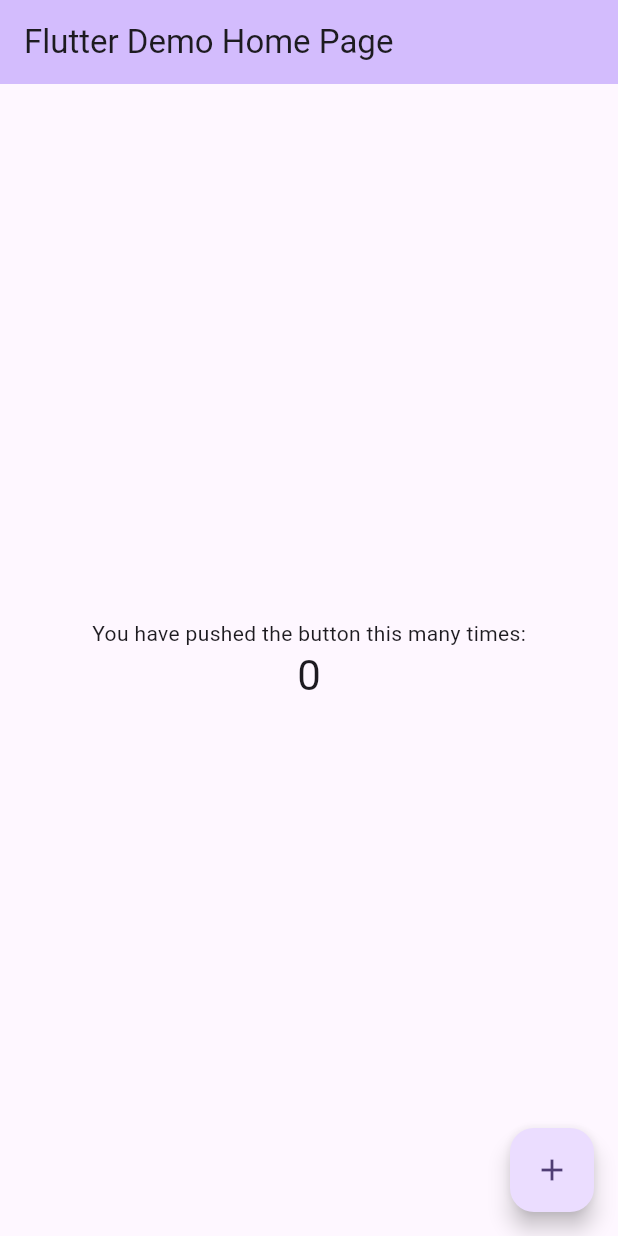
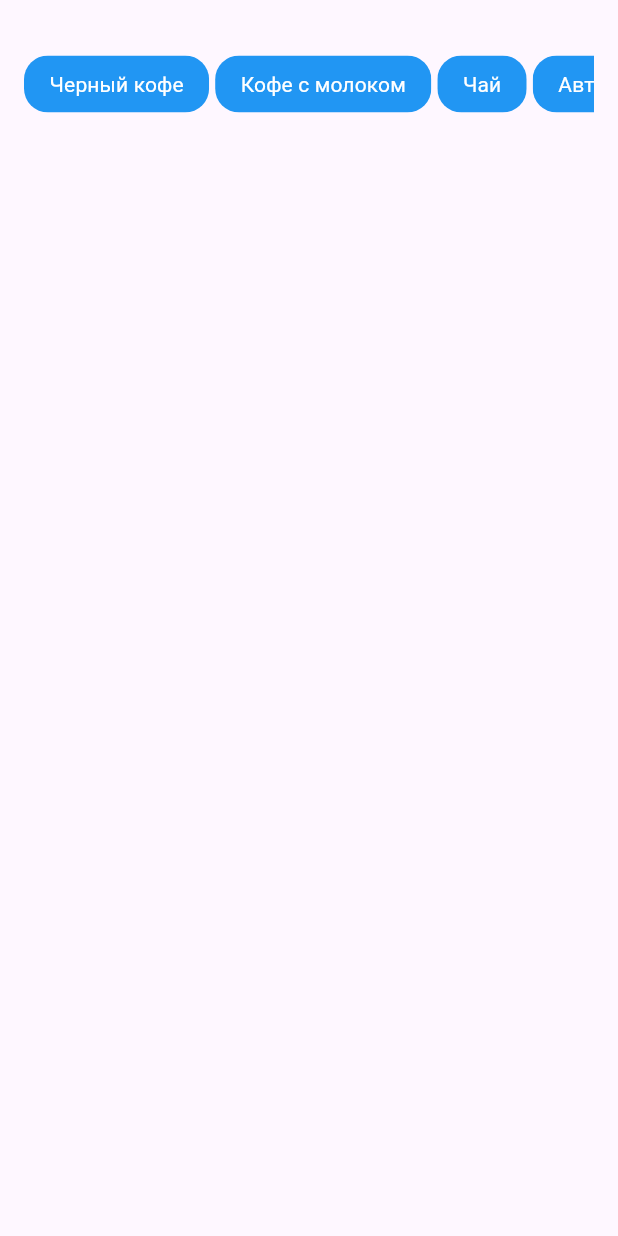
Before and after one commit to Antonmitkow/coffee_app, a Flutter app: the screen it shows after launch, on a phone screen of 412 x 824 dp. Run offline on Flutter 3.47's test engine with Material 3 defaults, Android fonts, the phone set to English and light mode, and no system bars.

Commit message:
create category widget

```diff
--- a/lib/main.dart
+++ b/lib/main.dart
@@ -1,125 +1,6 @@
+import 'package:coffee/src/app.dart';
 import 'package:flutter/material.dart';
 
 void main() {
-  runApp(const MyApp());
+  runApp(const CoffeeApp());
 }
-
-class MyApp extends StatelessWidget {
-  const MyApp({super.key});
-
-  // This widget is the root of your application.
-  @override
-  Widget build(BuildContext context) {
-    return MaterialApp(
-      title: 'Flutter Demo',
-      theme: ThemeData(
-        // This is the theme of your application.
-        //
-        // TRY THIS: Try running your application with "flutter run". You'll see
-        // the application has a purple toolbar. Then, without quitting the app,
-        // try changing the seedColor in the colorScheme below to Colors.green
-        // and then invoke "hot reload" (save your changes or press the "hot
-        // reload" button in a Flutter-supported IDE, or press "r" if you used
-        // the command line to start the app).
-        //
-        // Notice that the counter didn't reset back to zero; the application
-        // state is not lost during the reload. To reset the state, use hot
-        // restart instead.
-        //
-        // This works for code too, not just values: Most code changes can be
-        // tested with just a hot reload.
-        colorScheme: ColorScheme.fromSeed(seedColor: Colors.deepPurple),
-        useMaterial3: true,
-      ),
-      home: const MyHomePage(title: 'Flutter Demo Home Page'),
-    );
-  }
-}
-
-class MyHomePage extends StatefulWidget {
-  const MyHomePage({super.key, required this.title});
-
-  // This widget is the home page of your application. It is stateful, meaning
-  // that it has a State object (defined below) that contains fields that affect
-  // how it looks.
-
-  // This class is the configuration for the state. It holds the values (in this
-  // case the title) provided by the parent (in this case the App widget) and
-  // used by the build method of the State. Fields in a Widget subclass are
-  // always marked "final".
-
-  final String title;
-
-  @override
-  State<MyHomePage> createState() => _MyHomePageState();
-}
-
-class _MyHomePageState extends State<MyHomePage> {
-  int _counter = 0;
-
-  void _incrementCounter() {
-    setState(() {
-      // This call to setState tells the Flutter framework that something has
-      // changed in this State, which causes it to rerun the build method below
-      // so that the display can reflect the updated values. If we changed
-      // _counter without calling setState(), then the build method would not be
-      // called again, and so nothing would appear to happen.
-      _counter++;
-    });
-  }
-
-  @override
-  Widget build(BuildContext context) {
-    // This method is rerun every time setState is called, for instance as done
-    // by the _incrementCounter method above.
-    //
-    // The Flutter framework has been optimized to make rerunning build methods
-    // fast, so that you can just rebuild anything that needs updating rather
-    // than having to individually change instances of widgets.
-    return Scaffold(
-      appBar: AppBar(
-        // TRY THIS: Try changing the color here to a specific color (to
-        // Colors.amber, perhaps?) and trigger a hot reload to see the AppBar
-        // change color while the other colors stay the same.
-        backgroundColor: Theme.of(context).colorScheme.inversePrimary,
-        // Here we take the value from the MyHomePage object that was created by
-        // the App.build method, and use it to set our appbar title.
-        title: Text(widget.title),
-      ),
-      body: Center(
-        // Center is a layout widget. It takes a single child and positions it
-        // in the middle of the parent.
-        child: Column(
-          // Column is also a layout widget. It takes a list of children and
-          // arranges them vertically. By default, it sizes itself to fit its
-          // children horizontally, and tries to be as tall as its parent.
-          //
-          // Column has various properties to control how it sizes itself and
-          // how it positions its children. Here we use mainAxisAlignment to
-          // center the children vertically; the main axis here is the vertical
-          // axis because Columns are vertical (the cross axis would be
-          // horizontal).
-          //
-          // TRY THIS: Invoke "debug painting" (choose the "Toggle Debug Paint"
-          // action in the IDE, or press "p" in the console), to see the
-          // wireframe for each widget.
-          mainAxisAlignment: MainAxisAlignment.center,
-          children: <Widget>[
-            const Text(
-              'You have pushed the button this many times:',
-            ),
-            Text(
-              '$_counter',
-              style: Theme.of(context).textTheme.headlineMedium,
-            ),
-          ],
-        ),
-      ),
-      floatingActionButton: FloatingActionButton(
-        onPressed: _incrementCounter,
-        tooltip: 'Increment',
-        child: const Icon(Icons.add),
-      ), // This trailing comma makes auto-formatting nicer for build methods.
-    );
-  }
-}
--- /dev/null
+++ b/lib/src/app.dart
@@ -0,0 +1,15 @@
+import 'package:coffee/src/features/menu/menu_screen.dart';
+import 'package:coffee/src/theme/theme.dart';
+import 'package:flutter/material.dart';
+
+class CoffeeApp extends StatelessWidget {
+  const CoffeeApp({super.key});
+
+  @override
+  Widget build(BuildContext context) {
+    return MaterialApp(
+      theme: theme,
+      home: const MenuScreen(),
+    );
+  }
+}
--- /dev/null
+++ b/lib/src/features/menu/menu_screen.dart
@@ -0,0 +1,29 @@
+import 'package:coffee/src/features/menu/widgets/category_widget.dart';
+import 'package:flutter/material.dart';
+
+class MenuScreen extends StatelessWidget {
+  const MenuScreen({super.key});
+
+  @override
+  Widget build(BuildContext context) {
+    return Scaffold(
+        body: SafeArea(
+      child: Padding(
+        padding: const EdgeInsets.symmetric(horizontal: 16, vertical: 32),
+        child: Padding(
+          padding: const EdgeInsets.only(bottom: 16),
+          child: ListView(
+            scrollDirection: Axis.horizontal,
+            children: const [
+              Column(
+                children: [
+                  CategoryWidget(),
+                ],
+              ),
+            ],
+          ),
+        ),
+      ),
+    ));
+  }
+}
--- /dev/null
+++ b/lib/src/features/menu/widgets/category.dart
@@ -0,0 +1,36 @@
+import 'package:flutter/material.dart';
+
+class Category extends StatefulWidget {
+  final String label;
+  const Category({super.key, required this.label});
+
+  @override
+  State<Category> createState() => _CategoryState();
+}
+
+class _CategoryState extends State<Category> {
+  bool isActive = false;
+  @override
+  Widget build(BuildContext context) {
+    return InkWell(
+      onTap: () {
+        setState(() {
+          isActive = isActive == false ? true : false;
+        });
+      },
+      child: Chip(
+        label: Text(
+          widget.label,
+          style: TextStyle(
+              color: isActive ? Colors.black : Colors.white,
+              fontSize: 14,
+              fontWeight: FontWeight.w400),
+        ),
+        shape: const RoundedRectangleBorder(
+            borderRadius: BorderRadius.all(Radius.circular(16)),
+            side: BorderSide(style: BorderStyle.none)),
+        backgroundColor: isActive ? Colors.white : Colors.blue,
+      ),
+    );
+  }
+}
--- /dev/null
+++ b/lib/src/features/menu/widgets/category_widget.dart
@@ -0,0 +1,30 @@
+import 'package:coffee/src/features/menu/widgets/category.dart';
+import 'package:flutter/material.dart';
+
+class CategoryWidget extends StatelessWidget {
+  const CategoryWidget({
+    super.key,
+  });
+
+  @override
+  Widget build(BuildContext context) {
+    return const Wrap(
+      spacing: 4,
+      direction: Axis.horizontal,
+      children: [
+        Category(
+          label: 'Черный кофе',
+        ),
+        Category(
+          label: 'Кофе с молоком',
+        ),
+        Category(
+          label: 'Чай',
+        ),
+        Category(
+          label: 'Авторские напитки',
+        ),
+      ],
+    );
+  }
+}
--- /dev/null
+++ b/lib/src/theme/theme.dart
@@ -0,0 +1,39 @@
+import 'package:flutter/material.dart';
+
+final theme = ThemeData(
+  primarySwatch: Colors.white.createMaterialColor(),
+  textTheme: const TextTheme(
+    bodyLarge: TextStyle(
+        color: Color.fromRGBO(0, 0, 0, 1),
+        fontWeight: FontWeight.w600,
+        fontSize: 32),
+    bodyMedium: TextStyle(
+        color: Color.fromRGBO(0, 0, 0, 1),
+        fontWeight: FontWeight.w500,
+        fontSize: 16),
+  ),
+);
+
+extension MaterialColorGenerator on Color {
+  MaterialColor createMaterialColor() {
+    final strengths = <double>[.05];
+    final swatch = <int, Color>{};
+    final r = red;
+    final g = green;
+    final b = blue;
+
+    for (var i = 1; i < 10; i++) {
+      strengths.add(0.1 * i);
+    }
+    for (final strength in strengths) {
+      final ds = 0.5 - strength;
+      swatch[(strength * 1000).round()] = Color.fromRGBO(
+        r + ((ds < 0 ? r : (255 - r)) * ds).round(),
+        g + ((ds < 0 ? g : (255 - g)) * ds).round(),
+        b + ((ds < 0 ? b : (255 - b)) * ds).round(),
+        1,
+      );
+    }
+    return MaterialColor(value, swatch);
+  }
+}
```
Also changed, not shown: 1 other file.
